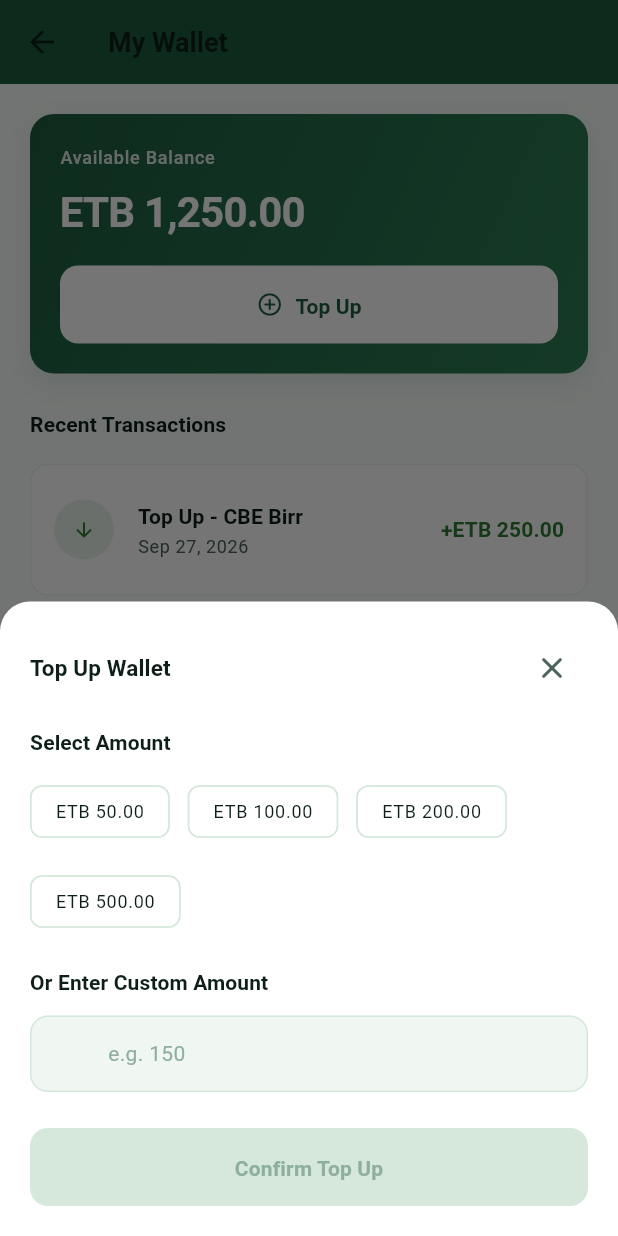
After one commit to Yoseph-M/Semuni, a Flutter app: the PassengerWalletScreen screen opened by its route, after a tap on "Top Up", on a phone screen of 412 x 824 dp. The commit adds this screen. Run offline on Flutter 3.47's test engine with Material 3 defaults, Android fonts, the phone set to English and light mode, and no system bars.

Commit message:
feat :passenger wallet and payment foundation

```diff
--- /dev/null
+++ b/lib/features/passenger/screens/passenger_wallet_screen.dart
@@ -0,0 +1,497 @@
+import 'package:flutter/material.dart';
+
+import '../../../app/theme/app_colors.dart';
+import '../../../app/theme/app_text_styles.dart';
+import '../../../core/constants/app_constants.dart';
+import '../../../core/utils/app_formatters.dart';
+import '../../../models/passenger_wallet_transaction.dart';
+import '../../../repositories/passenger_wallet_repository.dart';
+import '../../../repositories/auth_repository.dart';
+
+class PassengerWalletScreen extends StatefulWidget {
+  const PassengerWalletScreen({
+    super.key,
+    required this.walletRepository,
+    required this.authRepository,
+  });
+
+  final PassengerWalletRepository walletRepository;
+  final AuthRepository authRepository;
+
+  @override
+  State<PassengerWalletScreen> createState() => _PassengerWalletScreenState();
+}
+
+class _PassengerWalletScreenState extends State<PassengerWalletScreen> {
+  bool _isLoading = true;
+  String? _error;
+  List<PassengerWalletTransaction> _transactions = [];
+
+  @override
+  void initState() {
+    super.initState();
+    _loadTransactions();
+  }
+
+  Future<void> _loadTransactions() async {
+    setState(() {
+      _isLoading = true;
+      _error = null;
+    });
+
+    try {
+      final txs = await widget.walletRepository.getTransactionHistory();
+      if (mounted) {
+        setState(() {
+          _transactions = txs;
+          _isLoading = false;
+        });
+      }
+    } catch (e) {
+      if (mounted) {
+        setState(() {
+          _error = 'Failed to load wallet transactions.';
+          _isLoading = false;
+        });
+      }
+    }
+  }
+
+  void _showTopUpDialog() {
+    showModalBottomSheet(
+      context: context,
+      isScrollControlled: true,
+      backgroundColor: AppColors.surface,
+      shape: const RoundedRectangleBorder(
+        borderRadius: BorderRadius.vertical(
+          top: Radius.circular(AppConstants.radiusXl),
+        ),
+      ),
+      builder: (ctx) => _TopUpSheet(
+        onConfirm: (amount) async {
+          Navigator.of(ctx).pop(); // close sheet
+          await _processTopUp(amount);
+        },
+      ),
+    );
+  }
+
+  Future<void> _processTopUp(double amount) async {
+    // Show a loading overlay
+    showDialog(
+      context: context,
+      barrierDismissible: false,
+      builder: (context) => const Center(
+        child: CircularProgressIndicator(color: AppColors.primary),
+      ),
+    );
+
+    try {
+      await widget.walletRepository.topUp(amount);
+      if (!mounted) return;
+      Navigator.of(context).pop(); // dismiss loading
+
+      // Refresh list to show new transaction
+      await _loadTransactions();
+
+      if (!mounted) return;
+      ScaffoldMessenger.of(context).showSnackBar(
+        SnackBar(
+          content: Text(
+            'Top Up Successful\n${AppFormatters.formatCurrency(amount)} added to your wallet.',
+            style: const TextStyle(color: Colors.white),
+          ),
+          backgroundColor: AppColors.success,
+        ),
+      );
+    } catch (e) {
+      if (!mounted) return;
+      Navigator.of(context).pop(); // dismiss loading
+      ScaffoldMessenger.of(context).showSnackBar(
+        const SnackBar(
+          content: Text('Failed to top up. Please try again.'),
+          backgroundColor: AppColors.error,
+        ),
+      );
+    }
+  }
+
+  @override
+  Widget build(BuildContext context) {
+    final balance = widget.authRepository.passengerWalletBalance;
+
+    return Scaffold(
+      backgroundColor: AppColors.background,
+      appBar: AppBar(
+        title: const Text('My Wallet'),
+        backgroundColor: AppColors.primary,
+        foregroundColor: AppColors.textOnPrimary,
+        elevation: 0,
+      ),
+      body: SafeArea(
+        child: RefreshIndicator(
+          onRefresh: _loadTransactions,
+          color: AppColors.primary,
+          child: ListView(
+            padding: const EdgeInsets.all(AppConstants.screenHorizontalPadding),
+            children: [
+              // Balance Card
+              Container(
+                padding: const EdgeInsets.all(AppConstants.spacingLg),
+                decoration: BoxDecoration(
+                  gradient: const LinearGradient(
+                    begin: Alignment.topLeft,
+                    end: Alignment.bottomRight,
+                    colors: [
+                      AppColors.walletGradientStart,
+                      AppColors.walletGradientEnd,
+                    ],
+                  ),
+                  borderRadius: BorderRadius.circular(AppConstants.radiusLg),
+                  boxShadow: const [
+                    BoxShadow(
+                      color: AppColors.shadow,
+                      blurRadius: 14,
+                      offset: Offset(0, 6),
+                    ),
+                  ],
+                ),
+                child: Column(
+                  crossAxisAlignment: CrossAxisAlignment.start,
+                  children: [
+                    Text(
+                      'Available Balance',
+                      style: AppTextStyles.labelMedium.copyWith(
+                        color: Colors.white.withValues(alpha: 0.85),
+                      ),
+                    ),
+                    const SizedBox(height: AppConstants.spacingSm),
+                    Text(
+                      AppFormatters.formatCurrency(balance),
+                      style: AppTextStyles.displayMedium.copyWith(
+                        color: AppColors.textOnPrimary,
+                        fontWeight: FontWeight.w700,
+                      ),
+                    ),
+                    const SizedBox(height: AppConstants.spacingLg),
+                    SizedBox(
+                      width: double.infinity,
+                      child: ElevatedButton.icon(
+                        onPressed: _showTopUpDialog,
+                        icon: const Icon(
+                          Icons.add_circle_outline_rounded,
+                          color: AppColors.primary,
+                        ),
+                        label: Text(
+                          'Top Up',
+                          style: AppTextStyles.labelLarge.copyWith(
+                            color: AppColors.primary,
+                            fontWeight: FontWeight.bold,
+                          ),
+                        ),
+                        style: ElevatedButton.styleFrom(
+                          backgroundColor: Colors.white,
+                          padding: const EdgeInsets.symmetric(vertical: 14),
+                          shape: RoundedRectangleBorder(
+                            borderRadius: BorderRadius.circular(
+                              AppConstants.radiusMd,
+                            ),
+                          ),
+                        ),
+                      ),
+                    ),
+                  ],
+                ),
+              ),
+              const SizedBox(height: AppConstants.spacingXl),
+
+              // Transactions Header
+              Text(
+                'Recent Transactions',
+                style: AppTextStyles.titleMedium.copyWith(
+                  color: AppColors.textPrimary,
+                  fontWeight: FontWeight.bold,
+                ),
+              ),
+              const SizedBox(height: AppConstants.spacingMd),
+
+              // Transaction List
+              if (_isLoading)
+                const Center(
+                  child: Padding(
+                    padding: EdgeInsets.all(AppConstants.spacingXl),
+                    child: CircularProgressIndicator(color: AppColors.primary),
+                  ),
+                )
+              else if (_error != null)
+                Center(
+                  child: Padding(
+                    padding: const EdgeInsets.all(AppConstants.spacingXl),
+                    child: Column(
+                      children: [
+                        const Icon(
+                          Icons.error_outline_rounded,
+                          color: AppColors.error,
+                          size: 48,
+                        ),
+                        const SizedBox(height: AppConstants.spacingMd),
+                        Text(
+                          _error!,
+                          style: AppTextStyles.bodyMedium.copyWith(
+                            color: AppColors.textSecondary,
+                          ),
+                        ),
+                      ],
+                    ),
+                  ),
+                )
+              else if (_transactions.isEmpty)
+                Center(
+                  child: Padding(
+                    padding: const EdgeInsets.all(AppConstants.spacingXl),
+                    child: Column(
+                      children: [
+                        Icon(
+                          Icons.receipt_long_rounded,
+                          color: AppColors.textHint.withValues(alpha: 0.5),
+                          size: 64,
+                        ),
+                        const SizedBox(height: AppConstants.spacingMd),
+                        Text(
+                          'No transactions yet.',
+                          style: AppTextStyles.bodyMedium.copyWith(
+                            color: AppColors.textSecondary,
+                          ),
+                        ),
+                      ],
+                    ),
+                  ),
+                )
+              else
+                ..._transactions.map((tx) => _TransactionTile(transaction: tx)),
+            ],
+          ),
+        ),
+      ),
+    );
+  }
+}
+
+class _TransactionTile extends StatelessWidget {
+  const _TransactionTile({required this.transaction});
+
+  final PassengerWalletTransaction transaction;
+
+  @override
+  Widget build(BuildContext context) {
+    final isCredit = transaction.isCredit;
+    final color = isCredit ? AppColors.success : AppColors.error;
+    final prefix = isCredit ? '+' : '-';
+    final icon = isCredit
+        ? Icons.arrow_downward_rounded
+        : Icons.arrow_upward_rounded;
+
+    return Card(
+      elevation: 0,
+      margin: const EdgeInsets.only(bottom: AppConstants.spacingSm),
+      color: Colors.white,
+      shape: RoundedRectangleBorder(
+        borderRadius: BorderRadius.circular(AppConstants.radiusMd),
+        side: BorderSide(color: AppColors.border.withValues(alpha: 0.5)),
+      ),
+      child: ListTile(
+        contentPadding: const EdgeInsets.symmetric(
+          horizontal: AppConstants.spacingMd,
+          vertical: AppConstants.spacingXs,
+        ),
+        leading: CircleAvatar(
+          backgroundColor: color.withValues(alpha: 0.1),
+          child: Icon(icon, color: color, size: AppConstants.iconSm),
+        ),
+        title: Text(
+          transaction.description,
+          style: AppTextStyles.labelLarge.copyWith(
+            color: AppColors.textPrimary,
+            fontWeight: FontWeight.w600,
+          ),
+        ),
+        subtitle: Text(
+          AppFormatters.formatDate(transaction.createdAt),
+          style: AppTextStyles.bodySmall.copyWith(
+            color: AppColors.textSecondary,
+          ),
+        ),
+        trailing: Text(
+          '$prefix${AppFormatters.formatCurrency(transaction.amount)}',
+          style: AppTextStyles.labelLarge.copyWith(
+            color: color,
+            fontWeight: FontWeight.w700,
+          ),
+        ),
+      ),
+    );
+  }
+}
+
+class _TopUpSheet extends StatefulWidget {
+  const _TopUpSheet({required this.onConfirm});
+
+  final ValueChanged<double> onConfirm;
+
+  @override
+  State<_TopUpSheet> createState() => _TopUpSheetState();
+}
+
+class _TopUpSheetState extends State<_TopUpSheet> {
+  final List<double> _presetAmounts = [50, 100, 200, 500];
+  double? _selectedAmount;
+  final TextEditingController _customAmountController = TextEditingController();
+
+  @override
+  void dispose() {
+    _customAmountController.dispose();
+    super.dispose();
+  }
+
+  void _handlePresetSelected(double amount) {
+    setState(() {
+      _selectedAmount = amount;
+      _customAmountController.clear();
+    });
+  }
+
+  void _handleCustomAmountChanged(String value) {
+    final amount = double.tryParse(value);
+    if (amount != null && amount > 0) {
+      setState(() {
+        _selectedAmount = amount;
+      });
+    } else {
+      setState(() {
+        _selectedAmount = null;
+      });
+    }
+  }
+
+  @override
+  Widget build(BuildContext context) {
+    final bottomInset = MediaQuery.of(context).viewInsets.bottom;
+
+    return Padding(
+      padding: EdgeInsets.only(
+        left: AppConstants.spacingLg,
+        right: AppConstants.spacingLg,
+        top: AppConstants.spacingLg,
+        bottom: AppConstants.spacingLg + bottomInset,
+      ),
+      child: Column(
+        mainAxisSize: MainAxisSize.min,
+        crossAxisAlignment: CrossAxisAlignment.start,
+        children: [
+          Row(
+            mainAxisAlignment: MainAxisAlignment.spaceBetween,
+            children: [
+              Text(
+                'Top Up Wallet',
+                style: AppTextStyles.titleLarge.copyWith(
+                  color: AppColors.textPrimary,
+                  fontWeight: FontWeight.w700,
+                ),
+              ),
+              IconButton(
+                icon: const Icon(Icons.close_rounded),
+                onPressed: () => Navigator.of(context).pop(),
+                color: AppColors.textSecondary,
+              ),
+            ],
+          ),
+          const SizedBox(height: AppConstants.spacingMd),
+          Text(
+            'Select Amount',
+            style: AppTextStyles.labelLarge.copyWith(
+              color: AppColors.textPrimary,
+              fontWeight: FontWeight.w600,
+            ),
+          ),
+          const SizedBox(height: AppConstants.spacingSm),
+          Wrap(
+            spacing: AppConstants.spacingSm,
+            runSpacing: AppConstants.spacingSm,
+            children: _presetAmounts.map((amount) {
+              final isSelected =
+                  _selectedAmount == amount &&
+                  _customAmountController.text.isEmpty;
+              return ChoiceChip(
+                label: Text(AppFormatters.formatCurrency(amount)),
+                selected: isSelected,
+                onSelected: (_) => _handlePresetSelected(amount),
+                selectedColor: AppColors.primaryTint,
+                backgroundColor: Colors.white,
+                labelStyle: AppTextStyles.labelMedium.copyWith(
+                  color: isSelected ? AppColors.primary : AppColors.textPrimary,
+                  fontWeight: isSelected ? FontWeight.bold : FontWeight.normal,
+                ),
+                side: BorderSide(
+                  color: isSelected ? AppColors.primary : AppColors.border,
+                ),
+              );
+            }).toList(),
+          ),
+          const SizedBox(height: AppConstants.spacingLg),
+          Text(
+            'Or Enter Custom Amount',
+            style: AppTextStyles.labelLarge.copyWith(
+              color: AppColors.textPrimary,
+              fontWeight: FontWeight.w600,
+            ),
+          ),
+          const SizedBox(height: AppConstants.spacingSm),
+          TextField(
+            controller: _customAmountController,
+            keyboardType: const TextInputType.numberWithOptions(decimal: true),
+            onChanged: _handleCustomAmountChanged,
+            decoration: InputDecoration(
+              hintText: 'e.g. 150',
+              prefixText: 'ETB ',
+              prefixStyle: AppTextStyles.bodyLarge.copyWith(
+                color: AppColors.textPrimary,
+                fontWeight: FontWeight.w600,
+              ),
+              filled: true,
+              fillColor: AppColors.inputFill,
+              border: OutlineInputBorder(
+                borderRadius: BorderRadius.circular(AppConstants.radiusMd),
+                borderSide: const BorderSide(color: AppColors.inputBorder),
+              ),
+            ),
+          ),
+          const SizedBox(height: AppConstants.spacingXl),
+          SizedBox(
+            width: double.infinity,
+            child: ElevatedButton(
+              onPressed: _selectedAmount != null && _selectedAmount! > 0
+                  ? () => widget.onConfirm(_selectedAmount!)
+                  : null,
+              style: ElevatedButton.styleFrom(
+                backgroundColor: AppColors.primary,
+                foregroundColor: AppColors.textOnPrimary,
+                padding: const EdgeInsets.symmetric(vertical: 16),
+                shape: RoundedRectangleBorder(
+                  borderRadius: BorderRadius.circular(AppConstants.radiusMd),
+                ),
+              ),
+              child: Text(
+                _selectedAmount != null && _selectedAmount! > 0
+                    ? 'Confirm Top Up (${AppFormatters.formatCurrency(_selectedAmount!)})'
+                    : 'Confirm Top Up',
+                style: AppTextStyles.labelLarge.copyWith(
+                  fontWeight: FontWeight.bold,
+                ),
+              ),
+            ),
+          ),
+        ],
+      ),
+    );
+  }
+}
--- /dev/null
+++ b/lib/models/passenger_wallet_transaction.dart
@@ -0,0 +1,40 @@
+/// Passenger wallet transaction model.
+///
+/// Represents a financial transaction in the passenger's wallet history.
+class PassengerWalletTransaction {
+  const PassengerWalletTransaction({
+    required this.id,
+    required this.description,
+    required this.amount,
+    required this.type,
+    required this.createdAt,
+    this.referenceId,
+  });
+
+  final String id;
+
+  /// Human-readable description, e.g. "Wallet Top Up".
+  final String description;
+
+  /// Transaction amount in ETB. Always positive; use [type] for direction.
+  final double amount;
+
+  final PassengerWalletTransactionType type;
+
+  final DateTime createdAt;
+
+  /// Optional reference (e.g. trip ID or payment gateway ref).
+  final String? referenceId;
+
+  /// Whether this is money coming in (credit) or going out (debit).
+  bool get isCredit =>
+      type == PassengerWalletTransactionType.topUp ||
+      type == PassengerWalletTransactionType.refund;
+
+  @override
+  String toString() =>
+      'PassengerWalletTransaction(id: $id, amount: $amount, type: $type)';
+}
+
+/// Category of a passenger wallet transaction.
+enum PassengerWalletTransactionType { topUp, payment, refund }
--- a/lib/navigation/app_router.dart
+++ b/lib/navigation/app_router.dart
@@ -11,10 +11,12 @@ import '../features/driver/screens/driver_withdraw_screen.dart';
 import '../features/passenger/screens/passenger_home_screen.dart';
 import '../features/passenger/screens/passenger_map_screen.dart';
 import '../features/passenger/screens/passenger_settings_screen.dart';
+import '../features/passenger/screens/passenger_wallet_screen.dart';
 import '../repositories/auth_repository.dart';
 import '../repositories/driver_dashboard_repository.dart';
 import '../repositories/driver_route_repository.dart';
 import '../repositories/passenger_route_repository.dart';
+import '../repositories/passenger_wallet_repository.dart';
 import '../repositories/trip_repository.dart';
 import 'app_routes.dart';
 
@@ -36,6 +38,7 @@ class AppRouter {
     this.driverDashboardRepository,
     this.driverRouteRepository,
     this.passengerRouteRepository,
+    this.passengerWalletRepository,
   });
 
   final AuthRepository authRepository;
@@ -43,6 +46,7 @@ class AppRouter {
   final DriverDashboardRepository? driverDashboardRepository;
   final DriverRouteRepository? driverRouteRepository;
   final PassengerRouteRepository? passengerRouteRepository;
+  final PassengerWalletRepository? passengerWalletRepository;
 
   TripRepository get _effectiveTripRepository =>
       tripRepository ?? TripRepository();
@@ -55,6 +59,10 @@ class AppRouter {
 
   PassengerRouteRepository get _effectivePassengerRouteRepository =>
       passengerRouteRepository ?? PassengerRouteRepository();
+
+  PassengerWalletRepository get _effectivePassengerWalletRepository =>
+      passengerWalletRepository ??
+      PassengerWalletRepository(authRepository: authRepository);
 
   /// Generates the route for a given [RouteSettings].
   ///
@@ -83,10 +91,9 @@ class AppRouter {
       AppRoutes.passengerMap => PassengerMapScreen(
         passengerRouteRepository: _effectivePassengerRouteRepository,
       ),
-      AppRoutes.passengerWallet => const PlaceholderScreen(
-        title: 'Wallet',
-        icon: Icons.account_balance_wallet_rounded,
-        description: 'View your wallet, top up, and manage payments.',
+      AppRoutes.passengerWallet => PassengerWalletScreen(
+        authRepository: authRepository,
+        walletRepository: _effectivePassengerWalletRepository,
       ),
 
       AppRoutes.passengerRecentTrips => const PlaceholderScreen(
--- a/lib/repositories/auth_repository.dart
+++ b/lib/repositories/auth_repository.dart
@@ -114,4 +114,12 @@ class AuthRepository {
     );
     return true;
   }
+
+  /// Adds [amount] to the current passenger's wallet balance.
+  void addPassengerBalance(double amount) {
+    final activePassenger = _currentPassenger ?? defaultMockPassenger;
+    _currentPassenger = activePassenger.copyWith(
+      walletBalance: activePassenger.walletBalance + amount,
+    );
+  }
 }
--- /dev/null
+++ b/lib/repositories/passenger_wallet_repository.dart
@@ -0,0 +1,28 @@
+import '../models/passenger_wallet_transaction.dart';
+import '../services/mock/mock_passenger_wallet_service.dart';
+import 'auth_repository.dart';
+
+class PassengerWalletRepository {
+  PassengerWalletRepository({
+    PassengerWalletService? service,
+    required this.authRepository,
+  }) : _service = service ?? MockPassengerWalletService();
+
+  final PassengerWalletService _service;
+  final AuthRepository authRepository;
+
+  Future<List<PassengerWalletTransaction>> getTransactionHistory() async {
+    final passenger =
+        authRepository.currentPassenger ?? AuthRepository.defaultMockPassenger;
+    return _service.getTransactionHistory(passenger.id);
+  }
+
+  Future<void> topUp(double amount) async {
+    final passenger =
+        authRepository.currentPassenger ?? AuthRepository.defaultMockPassenger;
+    final tx = await _service.topUp(passenger.id, amount);
+
+    // Update the balance in AuthRepository
+    authRepository.addPassengerBalance(tx.amount);
+  }
+}
--- /dev/null
+++ b/lib/services/mock/mock_passenger_wallet_service.dart
@@ -0,0 +1,65 @@
+import '../../models/passenger_wallet_transaction.dart';
+
+abstract class PassengerWalletService {
+  Future<List<PassengerWalletTransaction>> getTransactionHistory(
+    String passengerId,
+  );
+  Future<PassengerWalletTransaction> topUp(String passengerId, double amount);
+}
+
+class MockPassengerWalletService implements PassengerWalletService {
+  MockPassengerWalletService({
+    this.simulatedDelay = const Duration(milliseconds: 800),
+  });
+
+  final Duration simulatedDelay;
+
+  final List<PassengerWalletTransaction> _transactions = [
+    PassengerWalletTransaction(
+      id: 'tx_p_1',
+      description: 'Initial Bonus',
+      amount: 1000.00,
+      type: PassengerWalletTransactionType.topUp,
+      createdAt: DateTime.now().subtract(const Duration(days: 30)),
+    ),
+    PassengerWalletTransaction(
+      id: 'tx_p_2',
+      description: 'Top Up - CBE Birr',
+      amount: 250.00,
+      type: PassengerWalletTransactionType.topUp,
+      createdAt: DateTime.now().subtract(const Duration(days: 5)),
+    ),
+  ];
+
+  @override
+  Future<List<PassengerWalletTransaction>> getTransactionHistory(
+    String passengerId,
+  ) async {
+    await Future.delayed(simulatedDelay);
+    // In a real app we'd filter by passengerId, but for mock we return all.
+    // Return sorted by date descending.
+    final sorted = List<PassengerWalletTransaction>.from(_transactions)
+      ..sort((a, b) => b.createdAt.compareTo(a.createdAt));
+    return sorted;
+  }
+
+  @override
+  Future<PassengerWalletTransaction> topUp(
+    String passengerId,
+    double amount,
+  ) async {
+    await Future.delayed(simulatedDelay);
+    if (amount <= 0) {
+      throw Exception('Top up amount must be greater than zero.');
+    }
+    final newTx = PassengerWalletTransaction(
+      id: 'tx_p_${DateTime.now().millisecondsSinceEpoch}',
+      description: 'Top Up',
+      amount: amount,
+      type: PassengerWalletTransactionType.topUp,
+      createdAt: DateTime.now(),
+    );
+    _transactions.add(newTx);
+    return newTx;
+  }
+}
```
